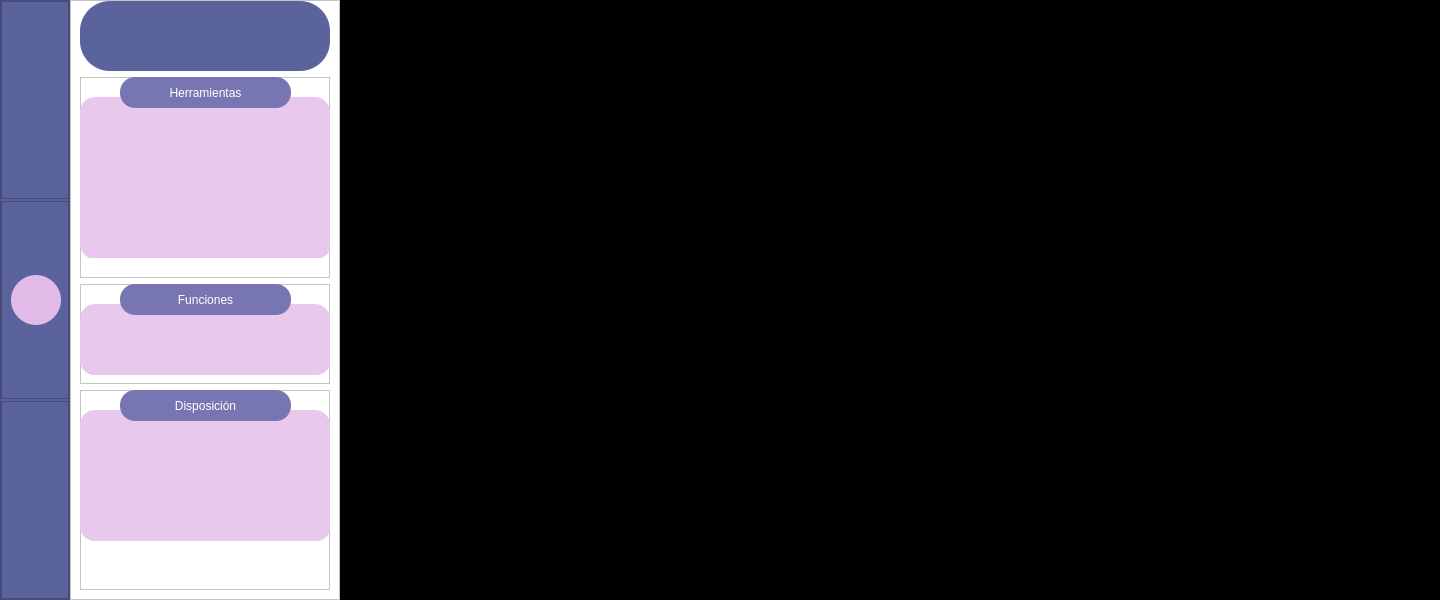
First picture: the form in ventana1.ui, repository Tesis-PFG/BRICOM, before the edit.
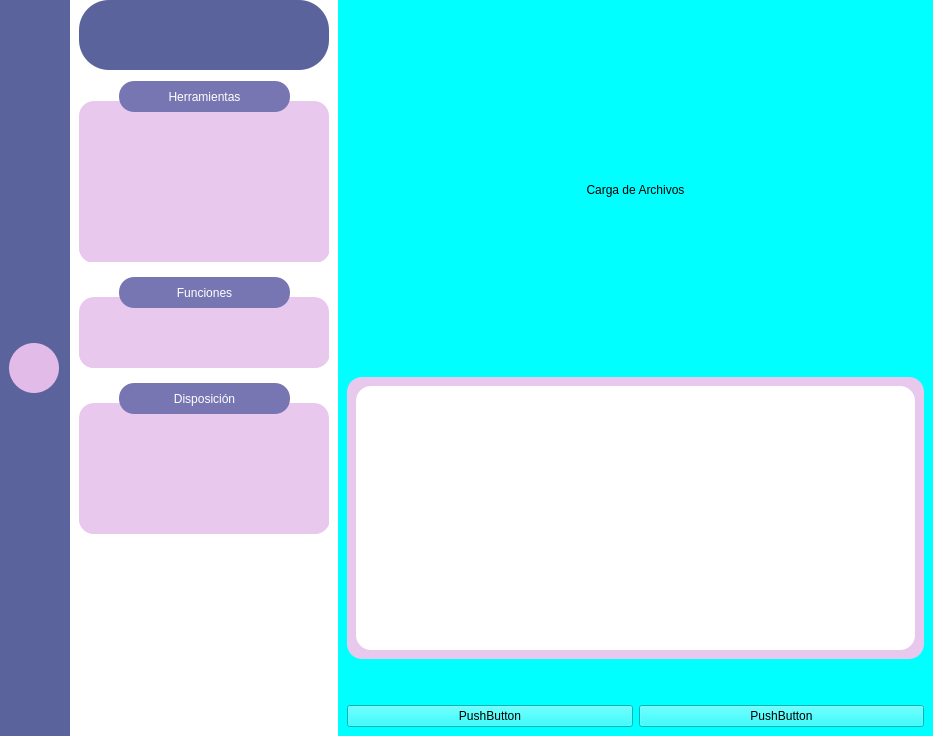
Second picture: the form after the edit. Icons and pictures are not drawn.

Commit message: Cambio de pantallas y recursos implementado

```diff
--- a/ventana1.ui
+++ b/ventana1.ui
@@ -6,8 +6,8 @@
    <rect>
     <x>0</x>
     <y>0</y>
-    <width>1440</width>
-    <height>600</height>
+    <width>933</width>
+    <height>736</height>
    </rect>
   </property>
   <property name="minimumSize">
@@ -63,10 +63,7 @@
        <string notr="true">background-color:rgb(90, 99, 156)</string>
       </property>
       <property name="frameShape">
-       <enum>QFrame::Shape::StyledPanel</enum>
-      </property>
-      <property name="frameShadow">
-       <enum>QFrame::Shadow::Raised</enum>
+       <enum>QFrame::NoFrame</enum>
       </property>
       <layout class="QVBoxLayout" name="verticalLayout_2">
        <property name="spacing">
@@ -87,24 +84,31 @@
        <item>
         <widget class="QFrame" name="frame_9">
          <property name="frameShape">
-          <enum>QFrame::Shape::StyledPanel</enum>
-         </property>
-         <property name="frameShadow">
-          <enum>QFrame::Shadow::Raised</enum>
+          <enum>QFrame::NoFrame</enum>
          </property>
         </widget>
        </item>
        <item>
         <widget class="QFrame" name="frame_10">
-         <property name="frameShape">
-          <enum>QFrame::Shape::StyledPanel</enum>
+         <property name="styleSheet">
+          <string notr="true">QPushButton{
+
+border-radius: 25px;
+}
+
+QPushButton:checked{
+background-color:#E2BBE9;
+
+}
+
+</string>
          </property>
-         <property name="frameShadow">
-          <enum>QFrame::Shadow::Raised</enum>
+         <property name="frameShape">
+          <enum>QFrame::NoFrame</enum>
          </property>
          <layout class="QVBoxLayout" name="verticalLayout_3">
           <item>
-           <widget class="QPushButton" name="pushButton">
+           <widget class="QPushButton" name="mainButton_DB">
             <property name="minimumSize">
              <size>
               <width>50</width>
@@ -133,6 +137,12 @@
               <height>50</height>
              </size>
             </property>
+            <property name="checkable">
+             <bool>true</bool>
+            </property>
+            <property name="autoExclusive">
+             <bool>true</bool>
+            </property>
            </widget>
           </item>
           <item>
@@ -149,10 +159,6 @@
               <height>50</height>
              </size>
             </property>
-            <property name="styleSheet">
-             <string notr="true">background-color:#E2BBE9;
-border-radius: 25px;</string>
-            </property>
             <property name="text">
              <string/>
             </property>
@@ -162,10 +168,19 @@
             </property>
             <property name="iconSize">
              <size>
-              <width>50</width>
+              <width>4000</width>
               <height>50</height>
              </size>
             </property>
+            <property name="checkable">
+             <bool>true</bool>
+            </property>
+            <property name="checked">
+             <bool>true</bool>
+            </property>
+            <property name="autoExclusive">
+             <bool>true</bool>
+            </property>
            </widget>
           </item>
           <item>
@@ -198,6 +213,12 @@
               <height>50</height>
              </size>
             </property>
+            <property name="checkable">
+             <bool>true</bool>
+            </property>
+            <property name="autoExclusive">
+             <bool>true</bool>
+            </property>
            </widget>
           </item>
          </layout>
@@ -206,10 +227,7 @@
        <item>
         <widget class="QFrame" name="frame_11">
          <property name="frameShape">
-          <enum>QFrame::Shape::StyledPanel</enum>
-         </property>
-         <property name="frameShadow">
-          <enum>QFrame::Shadow::Raised</enum>
+          <enum>QFrame::NoFrame</enum>
          </property>
         </widget>
        </item>
@@ -228,10 +246,7 @@
        <string notr="true">background-color: rgb(255, 255, 255)</string>
       </property>
       <property name="frameShape">
-       <enum>QFrame::Shape::StyledPanel</enum>
-      </property>
-      <property name="frameShadow">
-       <enum>QFrame::Shadow::Raised</enum>
+       <enum>QFrame::NoFrame</enum>
       </property>
       <layout class="QVBoxLayout" name="verticalLayout">
        <property name="topMargin">
@@ -256,19 +271,35 @@
 border-radius: 30px;</string>
          </property>
          <property name="frameShape">
-          <enum>QFrame::Shape::StyledPanel</enum>
-         </property>
-         <property name="frameShadow">
-          <enum>QFrame::Shadow::Raised</enum>
+          <enum>QFrame::NoFrame</enum>
          </property>
         </widget>
        </item>
+       <item>
+        <spacer name="verticalSpacer_2">
+         <property name="sizeType">
+          <enum>QSizePolicy::Fixed</enum>
+         </property>
+         <property name="sizeHint" stdset="0">
+          <size>
+           <width>20</width>
+           <height>5</height>
+          </size>
+         </property>
+        </spacer>
+       </item>
        <item>
         <widget class="QFrame" name="frame_12">
+         <property name="minimumSize">
+          <size>
+           <width>200</width>
+           <height>190</height>
+          </size>
+         </property>
          <property name="maximumSize">
           <size>
            <width>16777215</width>
-           <height>225</height>
+           <height>190</height>
           </size>
          </property>
          <property name="styleSheet">
@@ -277,10 +308,7 @@
 </string>
          </property>
          <property name="frameShape">
-          <enum>QFrame::Shape::StyledPanel</enum>
-         </property>
-         <property name="frameShadow">
-          <enum>QFrame::Shadow::Raised</enum>
+          <enum>QFrame::NoFrame</enum>
          </property>
          <widget class="QFrame" name="frame_13">
           <property name="geometry">
@@ -308,10 +336,7 @@
 border-radius: 15px;</string>
           </property>
           <property name="frameShape">
-           <enum>QFrame::Shape::StyledPanel</enum>
-          </property>
-          <property name="frameShadow">
-           <enum>QFrame::Shadow::Raised</enum>
+           <enum>QFrame::NoFrame</enum>
           </property>
           <widget class="QWidget" name="gridLayoutWidget">
            <property name="geometry">
@@ -500,7 +525,7 @@
            <string>Herramientas</string>
           </property>
           <property name="textFormat">
-           <enum>Qt::TextFormat::AutoText</enum>
+           <enum>Qt::PlainText</enum>
           </property>
           <property name="alignment">
            <set>Qt::AlignmentFlag::AlignCenter</set>
@@ -513,7 +538,7 @@
          <property name="minimumSize">
           <size>
            <width>250</width>
-           <height>0</height>
+           <height>100</height>
           </size>
          </property>
          <property name="maximumSize">
@@ -528,10 +553,7 @@
 </string>
          </property>
          <property name="frameShape">
-          <enum>QFrame::Shape::StyledPanel</enum>
-         </property>
-         <property name="frameShadow">
-          <enum>QFrame::Shadow::Raised</enum>
+          <enum>QFrame::NoFrame</enum>
          </property>
          <widget class="QFrame" name="frame_16">
           <property name="geometry">
@@ -559,10 +581,7 @@
 border-radius: 15px;</string>
           </property>
           <property name="frameShape">
-           <enum>QFrame::Shape::StyledPanel</enum>
-          </property>
-          <property name="frameShadow">
-           <enum>QFrame::Shadow::Raised</enum>
+           <enum>QFrame::NoFrame</enum>
           </property>
           <widget class="QWidget" name="gridLayoutWidget_3">
            <property name="geometry">
@@ -653,7 +672,7 @@
            <string>Funciones</string>
           </property>
           <property name="textFormat">
-           <enum>Qt::TextFormat::AutoText</enum>
+           <enum>Qt::PlainText</enum>
           </property>
           <property name="alignment">
            <set>Qt::AlignmentFlag::AlignCenter</set>
@@ -663,6 +682,12 @@
        </item>
        <item>
         <widget class="QFrame" name="frame_22">
+         <property name="minimumSize">
+          <size>
+           <width>0</width>
+           <height>160</height>
+          </size>
+         </property>
          <property name="maximumSize">
           <size>
            <width>16777215</width>
@@ -675,10 +700,7 @@
 </string>
          </property>
          <property name="frameShape">
-          <enum>QFrame::Shape::StyledPanel</enum>
-         </property>
-         <property name="frameShadow">
-          <enum>QFrame::Shadow::Raised</enum>
+          <enum>QFrame::NoFrame</enum>
          </property>
          <widget class="QFrame" name="frame_23">
           <property name="geometry">
@@ -706,10 +728,7 @@
 border-radius: 15px;</string>
           </property>
           <property name="frameShape">
-           <enum>QFrame::Shape::StyledPanel</enum>
-          </property>
-          <property name="frameShadow">
-           <enum>QFrame::Shadow::Raised</enum>
+           <enum>QFrame::NoFrame</enum>
           </property>
           <widget class="QWidget" name="gridLayoutWidget_7">
            <property name="geometry">
@@ -821,7 +840,7 @@
              </widget>
             </item>
             <item row="1" column="2">
-             <widget class="QPushButton" name="pushButton_2">
+             <widget class="QPushButton" name="dispositionButton_1l2r">
               <property name="icon">
                <iconset>
                 <normaloff>Assets/1+2grid.png</normaloff>Assets/1+2grid.png</iconset>
@@ -856,7 +875,7 @@
            <string>Disposición</string>
           </property>
           <property name="textFormat">
-           <enum>Qt::TextFormat::AutoText</enum>
+           <enum>Qt::PlainText</enum>
           </property>
           <property name="alignment">
            <set>Qt::AlignmentFlag::AlignCenter</set>
@@ -864,35 +883,178 @@
          </widget>
         </widget>
        </item>
+       <item>
+        <spacer name="verticalSpacer">
+         <property name="orientation">
+          <enum>Qt::Vertical</enum>
+         </property>
+         <property name="sizeHint" stdset="0">
+          <size>
+           <width>20</width>
+           <height>40</height>
+          </size>
+         </property>
+        </spacer>
+       </item>
       </layout>
      </widget>
     </item>
     <item>
-     <widget class="QFrame" name="frame_3">
-      <property name="minimumSize">
-       <size>
-        <width>1100</width>
-        <height>0</height>
-       </size>
+     <widget class="QStackedWidget" name="stackedWidget">
+      <property name="currentIndex">
+       <number>2</number>
       </property>
-      <property name="maximumSize">
-       <size>
-        <width>16777215</width>
-        <height>16777215</height>
-       </size>
-      </property>
-      <property name="cursor">
-       <cursorShape>ArrowCursor</cursorShape>
-      </property>
-      <property name="styleSheet">
-       <string notr="true">background-color: rgb(0, 0, 0)</string>
-      </property>
-      <property name="frameShape">
-       <enum>QFrame::Shape::StyledPanel</enum>
-      </property>
-      <property name="frameShadow">
-       <enum>QFrame::Shadow::Raised</enum>
-      </property>
+      <widget class="QWidget" name="pantallaVisualizacion">
+       <property name="styleSheet">
+        <string notr="true">
+background-color: rgb(0, 0, 0);</string>
+       </property>
+      </widget>
+      <widget class="QWidget" name="pantallaBaseDeDatos">
+       <property name="styleSheet">
+        <string notr="true">background-color: rgb(255, 255, 255);</string>
+       </property>
+      </widget>
+      <widget class="QWidget" name="pantallaAnadirArchivo">
+       <property name="styleSheet">
+        <string notr="true">
+background-color: rgb(0, 255, 255);</string>
+       </property>
+       <layout class="QHBoxLayout" name="horizontalLayout_2">
+        <item>
+         <layout class="QVBoxLayout" name="verticalLayout_5">
+          <item>
+           <spacer name="verticalSpacer_5">
+            <property name="orientation">
+             <enum>Qt::Vertical</enum>
+            </property>
+            <property name="sizeType">
+             <enum>QSizePolicy::Minimum</enum>
+            </property>
+            <property name="sizeHint" stdset="0">
+             <size>
+              <width>20</width>
+              <height>40</height>
+             </size>
+            </property>
+           </spacer>
+          </item>
+          <item>
+           <widget class="QLabel" name="label">
+            <property name="text">
+             <string>Carga de Archivos</string>
+            </property>
+            <property name="alignment">
+             <set>Qt::AlignCenter</set>
+            </property>
+           </widget>
+          </item>
+          <item>
+           <spacer name="verticalSpacer_3">
+            <property name="orientation">
+             <enum>Qt::Vertical</enum>
+            </property>
+            <property name="sizeType">
+             <enum>QSizePolicy::Minimum</enum>
+            </property>
+            <property name="sizeHint" stdset="0">
+             <size>
+              <width>20</width>
+              <height>40</height>
+             </size>
+            </property>
+           </spacer>
+          </item>
+          <item>
+           <layout class="QHBoxLayout" name="horizontalLayout_3">
+            <item>
+             <widget class="QFrame" name="frame_24">
+              <property name="minimumSize">
+               <size>
+                <width>0</width>
+                <height>0</height>
+               </size>
+              </property>
+              <property name="maximumSize">
+               <size>
+                <width>16777215</width>
+                <height>500</height>
+               </size>
+              </property>
+              <property name="styleSheet">
+               <string notr="true">background-color: #E8C9ED;
+border-radius: 15px;</string>
+              </property>
+              <property name="frameShape">
+               <enum>QFrame::NoFrame</enum>
+              </property>
+              <layout class="QVBoxLayout" name="verticalLayout_7">
+               <item>
+                <widget class="QFrame" name="frame_25">
+                 <property name="minimumSize">
+                  <size>
+                   <width>0</width>
+                   <height>0</height>
+                  </size>
+                 </property>
+                 <property name="maximumSize">
+                  <size>
+                   <width>16777215</width>
+                   <height>500</height>
+                  </size>
+                 </property>
+                 <property name="styleSheet">
+                  <string notr="true">background-color: #FFFFFF;
+border-radius: 15px;</string>
+                 </property>
+                 <property name="frameShape">
+                  <enum>QFrame::NoFrame</enum>
+                 </property>
+                </widget>
+               </item>
+              </layout>
+             </widget>
+            </item>
+           </layout>
+          </item>
+          <item>
+           <spacer name="verticalSpacer_4">
+            <property name="orientation">
+             <enum>Qt::Vertical</enum>
+            </property>
+            <property name="sizeType">
+             <enum>QSizePolicy::Minimum</enum>
+            </property>
+            <property name="sizeHint" stdset="0">
+             <size>
+              <width>20</width>
+              <height>40</height>
+             </size>
+            </property>
+           </spacer>
+          </item>
+          <item>
+           <layout class="QHBoxLayout" name="horizontalLayout_4">
+            <item>
+             <widget class="QPushButton" name="pushButton">
+              <property name="text">
+               <string>PushButton</string>
+              </property>
+             </widget>
+            </item>
+            <item>
+             <widget class="QPushButton" name="pushButton_2">
+              <property name="text">
+               <string>PushButton</string>
+              </property>
+             </widget>
+            </item>
+           </layout>
+          </item>
+         </layout>
+        </item>
+       </layout>
+      </widget>
      </widget>
     </item>
    </layout>
```
Left out of the diff: 95 changed lines with no effect on the pictures. The commit also changes 16 other files.
